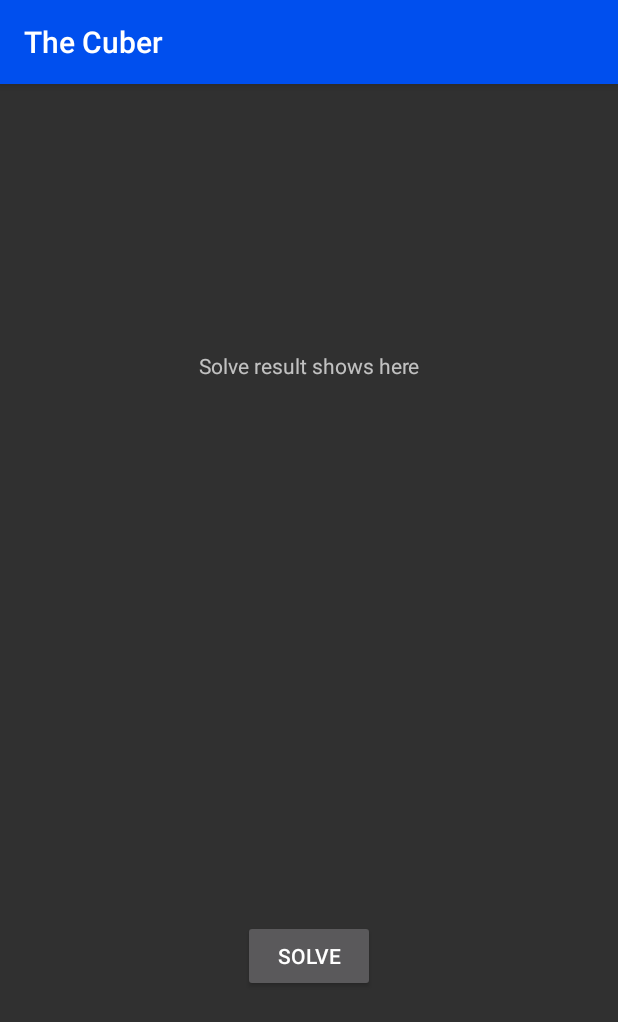
After one commit to Saranya-Mukherjee/The-Cuber_______1, an Android app: the solve_the_cube screen opened directly, with no data from a screen before it, on a phone screen of 412 x 824 dp. The commit adds this screen. Shown: the top 1022 px of the screen. Run offline under Robolectric (Android 15) with nearby library versions, the phone set to English and light mode, and no system bars; libraries missing offline, so code that uses them is left out: com.chaquo.python; 3 statements that could not run were skipped.

Commit message:
the cuber v1.0

```diff
--- /dev/null
+++ b/app/src/main/java/com/putin/thecuber/solve_the_cube.java
@@ -0,0 +1,55 @@
+package com.putin.thecuber;
+
+import androidx.appcompat.app.AppCompatActivity;
+
+import android.content.Intent;
+import android.os.Bundle;
+import android.view.View;
+import android.widget.Button;
+import android.widget.TextView;
+import android.widget.Toast;
+
+import com.chaquo.python.PyObject;
+import com.chaquo.python.Python;
+import com.chaquo.python.android.AndroidPlatform;
+
+import static android.provider.AlarmClock.EXTRA_MESSAGE;
+import static android.widget.Toast.LENGTH_SHORT;
+
+public class solve_the_cube extends AppCompatActivity {
+
+    TextView t1,t2;
+    Button b;
+    PyObject python;
+
+    @Override
+    protected void onCreate(Bundle savedInstanceState) {
+        super.onCreate(savedInstanceState);
+        setContentView(R.layout.activity_solve_the_cube);
+
+        Intent intent =getIntent();
+        String scramble=intent.getStringExtra(EXTRA_MESSAGE);
+
+        t1=findViewById(R.id.scram);
+        t1.setText(scramble);
+
+        b=findViewById(R.id.do_it);
+        t2=findViewById(R.id.solve);
+
+        if (! Python.isStarted()) {
+            Python.start(new AndroidPlatform(this));
+        }
+
+        Python py= Python.getInstance();
+        python=py.getModule("Rubics_CFOP");
+
+    }
+
+    public void sol(View view){
+        String scr=t1.getText().toString();
+        PyObject o=python.callAttr("sol_k",scr);
+//        Toast.makeText(this,o.toString(),LENGTH_SHORT).show();
+        t2.setText(o.toString());
+    }
+
+}
--- /dev/null
+++ b/app/src/main/res/layout/activity_solve_the_cube.xml
@@ -0,0 +1,42 @@
+<?xml version="1.0" encoding="utf-8"?>
+<androidx.constraintlayout.widget.ConstraintLayout xmlns:android="http://schemas.android.com/apk/res/android"
+    xmlns:app="http://schemas.android.com/apk/res-auto"
+    xmlns:tools="http://schemas.android.com/tools"
+    android:layout_width="match_parent"
+    android:layout_height="match_parent"
+    tools:context=".solve_the_cube">
+
+    <TextView
+        android:id="@+id/scram"
+        android:layout_width="wrap_content"
+        android:layout_height="wrap_content"
+        android:text="This is your scramble"
+        app:layout_constraintBottom_toBottomOf="parent"
+        app:layout_constraintEnd_toEndOf="parent"
+        app:layout_constraintHorizontal_bias="0.5"
+        app:layout_constraintStart_toStartOf="parent"
+        app:layout_constraintTop_toTopOf="parent" />
+
+    <Button
+        android:id="@+id/do_it"
+        android:layout_width="wrap_content"
+        android:layout_height="wrap_content"
+        android:onClick="sol"
+        android:text="SOLVE"
+        app:layout_constraintBottom_toBottomOf="parent"
+        app:layout_constraintEnd_toEndOf="parent"
+        app:layout_constraintHorizontal_bias="0.5"
+        app:layout_constraintStart_toStartOf="parent"
+        app:layout_constraintTop_toBottomOf="@+id/scram" />
+
+    <TextView
+        android:id="@+id/solve"
+        android:layout_width="wrap_content"
+        android:layout_height="wrap_content"
+        android:text="Solve result shows here"
+        app:layout_constraintBottom_toTopOf="@+id/scram"
+        app:layout_constraintEnd_toEndOf="parent"
+        app:layout_constraintHorizontal_bias="0.5"
+        app:layout_constraintStart_toStartOf="parent"
+        app:layout_constraintTop_toTopOf="parent" />
+</androidx.constraintlayout.widget.ConstraintLayout>
--- a/app/src/main/res/values/styles.xml
+++ b/app/src/main/res/values/styles.xml
@@ -1,9 +1,9 @@
 <resources>
 
     <!-- Base application theme. -->
-    <style name="AppTheme" parent="Theme.AppCompat.DayNight.NoActionBar">
+    <style name="AppTheme" parent="Theme.AppCompat">
         <!-- Customize your theme here. -->
-        <item name="colorPrimary">@color/colorPrimary</item>
+        <item name="colorPrimary">#004FEE</item>
         <item name="colorPrimaryDark">@color/colorPrimaryDark</item>
         <item name="colorAccent">@color/colorAccent</item>
     </style>
```
Also changed, not shown: app/src/main/AndroidManifest.xml (+15 -8 lines), app/src/main/java/com/putin/thecuber/MainActivity.java (+1 -14 lines), app/src/main/java/com/putin/thecuber/Solve_Activity.java (+148 -57 lines), app/src/main/res/layout/activity_solve.xml (+10 -1 lines), app/src/main/res/menu/solve_head.xml (added, +10 -0 lines), app/src/main/res/drawable/search.png (added), 1 other file.
